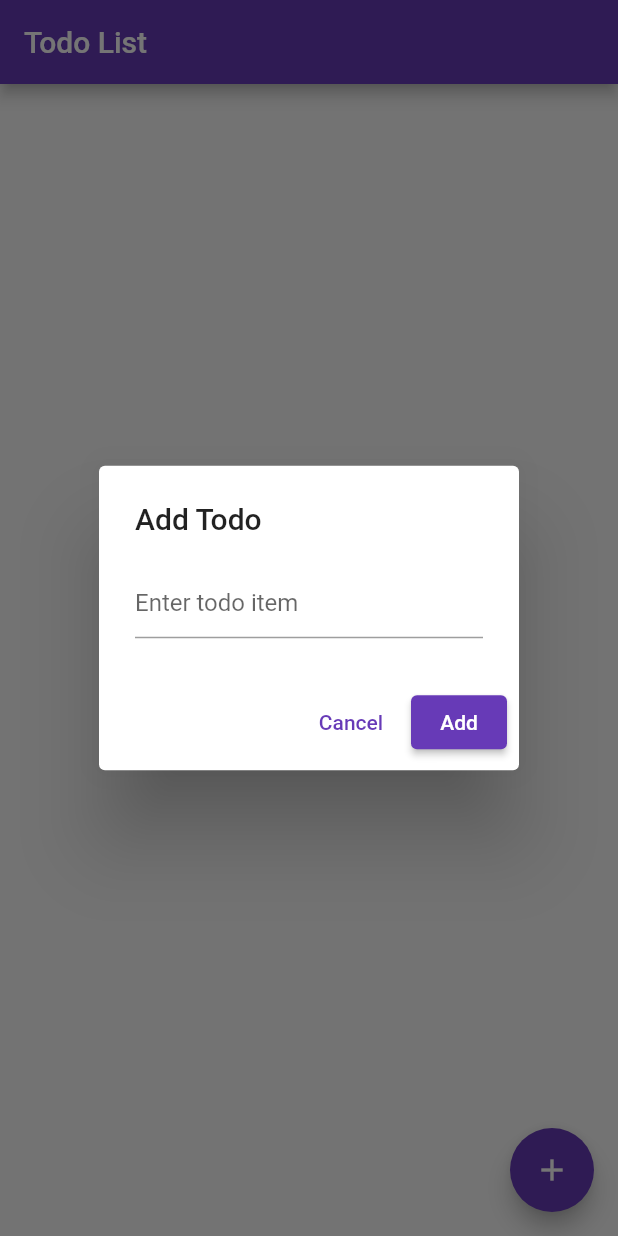
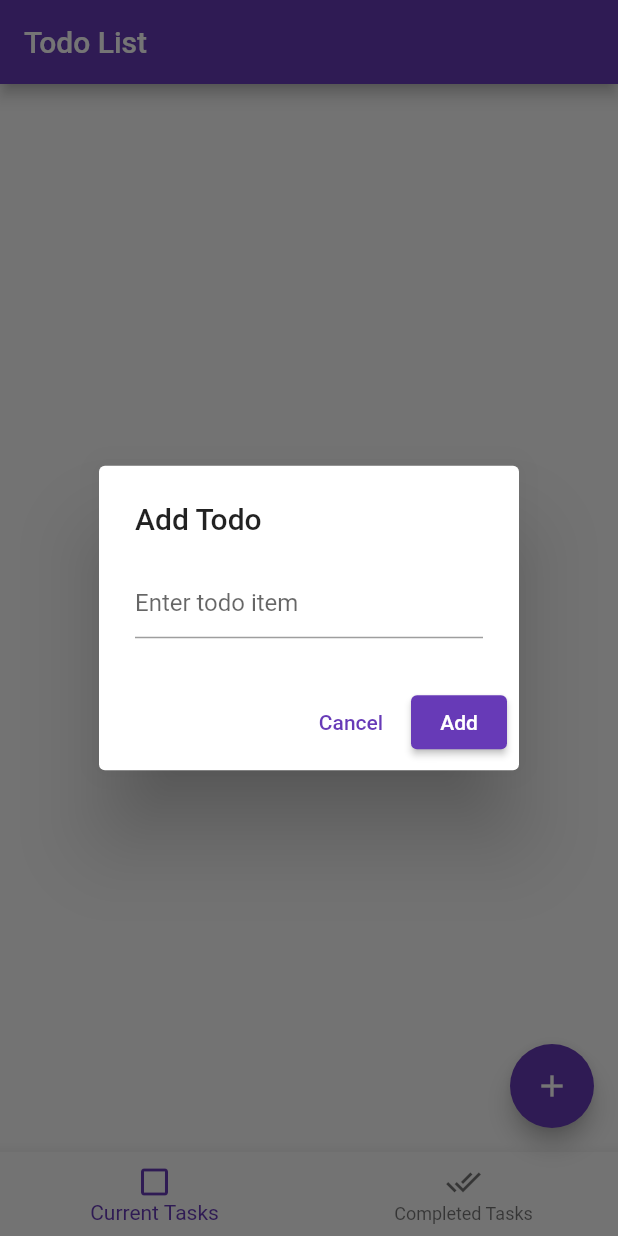
Before and after one commit to younesjarhbou/TodoList-Flutter, a Flutter app: the Home screen opened directly with empty values, after a tap on the "add" icon, on a phone screen of 412 x 824 dp. Run offline on Flutter 3.47's test engine with Material 2 defaults, Android fonts, the phone set to English and light mode, and no system bars; network calls fail.

Commit message:
splite task into completed and current

```diff
--- a/lib/screen/home.dart
+++ b/lib/screen/home.dart
@@ -11,6 +11,8 @@ class Home extends StatefulWidget {
 }
 
 class _HomeState extends State<Home> {
+  int _currentIndex = 0;
+
   final TextEditingController _textEditingController = TextEditingController();
 
   void _showAddDialog(BuildContext context) {
@@ -57,29 +59,49 @@ class _HomeState extends State<Home> {
     );
   }
 
+  List<Map<String, dynamic>> getCompletedTasks() {
+    return widget.itemList.where((item) => item['completed']).toList();
+  }
+
+  List<Map<String, dynamic>> getCurrentTasks() {
+    return widget.itemList.where((item) => !item['completed']).toList();
+  }
+
   @override
   Widget build(BuildContext context) {
     return Scaffold(
       appBar: AppBar(
         title: Text('Todo List'),
       ),
-      body: ListView.builder(
-        itemCount: widget.itemList.length,
+      body: _currentIndex == 0
+          ? ListView.builder(
+              itemCount: getCurrentTasks().length,
               itemBuilder: (context, index) {
-          final item = widget.itemList[index];
+                final item = getCurrentTasks()[index];
                 return ListTile(
                   title: Text(item['text']),
                   subtitle: Text(item['created_at']),
                   trailing: Checkbox(
                     value: item['completed'],
                     onChanged: (value) {
-                // Handle checkbox onChanged event if needed
                       setState(() {
+                        functionLibrary.sendPutRequest(item['_id']);
                         item['completed'] = value;
-                  functionLibrary.sendPutRequest(item['_id']);
+
                       });
                     },
                   ),
+                );
+              },
+            )
+          : ListView.builder(
+              itemCount: getCompletedTasks().length,
+              itemBuilder: (context, index) {
+                final item = getCompletedTasks()[index];
+                return ListTile(
+                  title: Text(item['text']),
+                  subtitle: Text(item['created_at']),
+                  trailing: Icon(Icons.done),
                 );
               },
             ),
@@ -89,6 +111,20 @@ class _HomeState extends State<Home> {
         },
         child: Icon(Icons.add),
       ),
+      bottomNavigationBar: BottomNavigationBar(
+        currentIndex: _currentIndex,
+        onTap: (index) => setState(() => _currentIndex = index),
+        items: [
+          BottomNavigationBarItem(
+            icon: Icon(Icons.check_box_outline_blank),
+            label: 'Current Tasks',
+          ),
+          BottomNavigationBarItem(
+            icon: Icon(Icons.done_all),
+            label: 'Completed Tasks',
+          ),
+        ],
+      ),
     );
   }
 }
```
Lines whose indentation alone changed are shown as unchanged.
